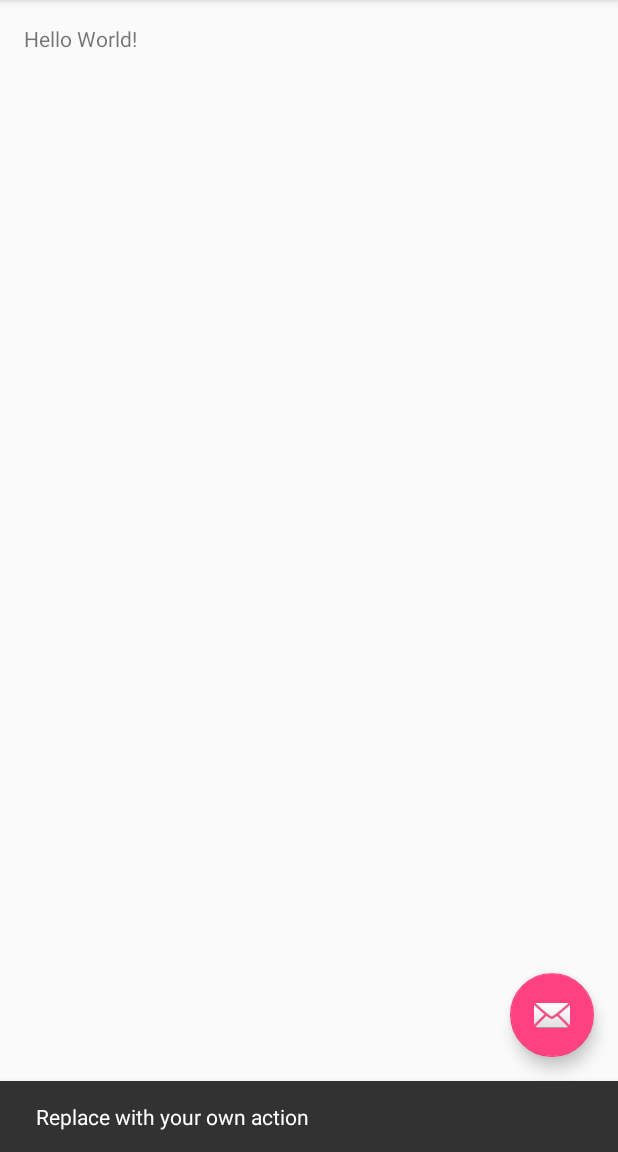
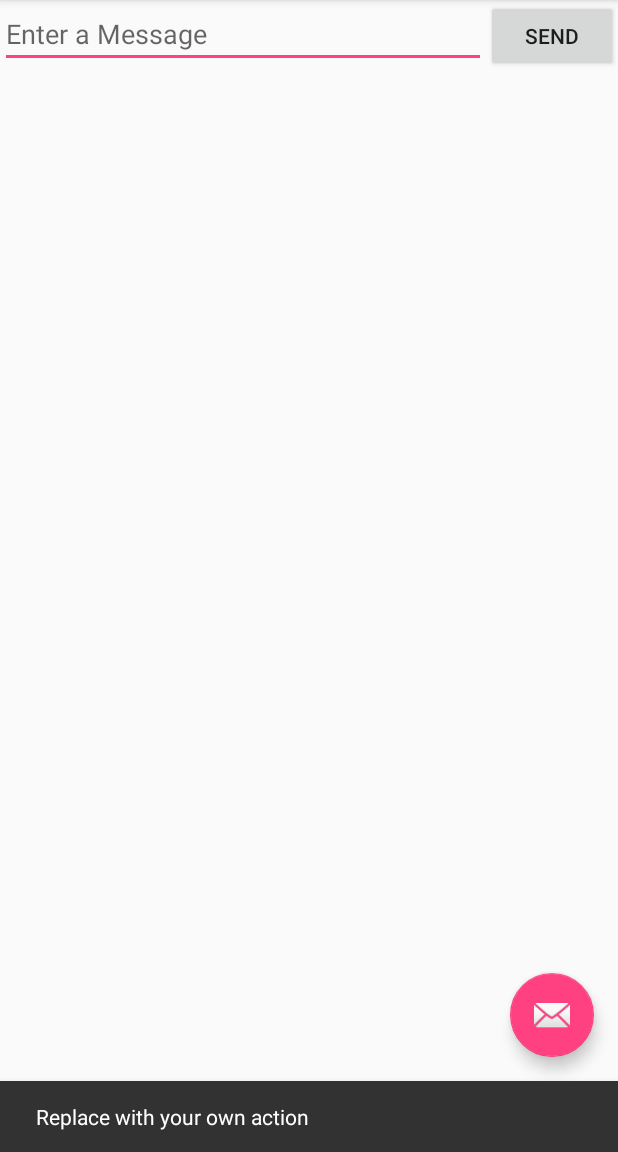
Before and after one commit to Immabed/RankMaster, an Android app: the screen it shows after launch (MainActivity), after a tap on an icon or button, on a phone screen of 412 x 824 dp, the part 84-1236 px from its top. Run offline under Robolectric (Android 15) with nearby library versions, the phone set to English and light mode, and no system bars.

Commit message:
Learning/Testing UI and activity development.

```diff
--- a/app/src/main/res/layout/content_main.xml
+++ b/app/src/main/res/layout/content_main.xml
@@ -1,19 +1,23 @@
 <?xml version="1.0" encoding="utf-8"?>
-<RelativeLayout xmlns:android="http://schemas.android.com/apk/res/android"
+<LinearLayout xmlns:android="http://schemas.android.com/apk/res/android"
     xmlns:app="http://schemas.android.com/apk/res-auto"
     xmlns:tools="http://schemas.android.com/tools"
     android:layout_width="match_parent"
     android:layout_height="match_parent"
-    android:paddingBottom="@dimen/activity_vertical_margin"
-    android:paddingLeft="@dimen/activity_horizontal_margin"
-    android:paddingRight="@dimen/activity_horizontal_margin"
-    android:paddingTop="@dimen/activity_vertical_margin"
+    android:orientation="horizontal"
     app:layout_behavior="@string/appbar_scrolling_view_behavior"
-    tools:context="com.immabed.rankmaster.MainActivity"
     tools:showIn="@layout/activity_main">
 
-    <TextView
+    <EditText
+        android:id="@+id/edit_message"
+        android:layout_weight="1"
+        android:layout_width="0dp"
+        android:layout_height="wrap_content"
+        android:hint="@string/edit_message"/>
+    <Button
         android:layout_width="wrap_content"
         android:layout_height="wrap_content"
-        android:text="Hello World!" />
-</RelativeLayout>
+        android:text="@string/button_send"
+        android:onClick="sendMessage"/>
+
+</LinearLayout>
--- a/app/src/main/res/values/strings.xml
+++ b/app/src/main/res/values/strings.xml
@@ -1,4 +1,7 @@
 <resources>
     <string name="app_name">RankMaster</string>
     <string name="action_settings">Settings</string>
+    <string name="edit_message">Enter a Message</string>
+    <string name="button_send">Send</string>
+    <string name="title_activity_display_message">Main Message</string>
 </resources>
```
Also changed, not shown: app/src/main/AndroidManifest.xml (+9 -0 lines), app/src/main/java/com/immabed/rankmaster/DisplayMessageActivity.java (added, +43 -0 lines), app/src/main/java/com/immabed/rankmaster/MainActivity.java (+12 -0 lines), app/src/main/res/layout/activity_display_message.xml (added, +34 -0 lines), app/src/main/res/layout/content_display_message.xml (added, +16 -0 lines).
